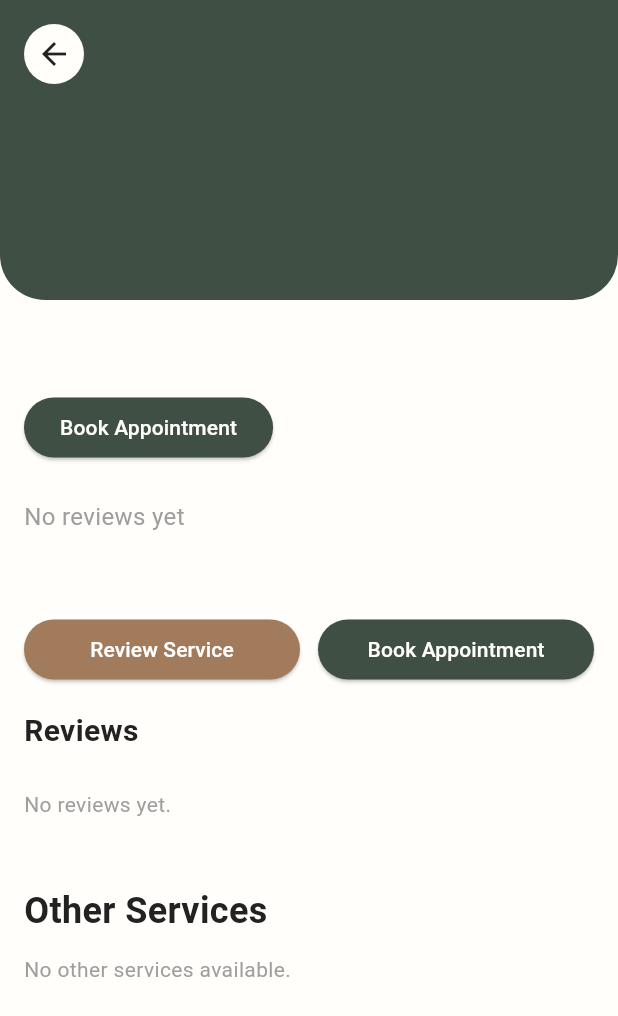
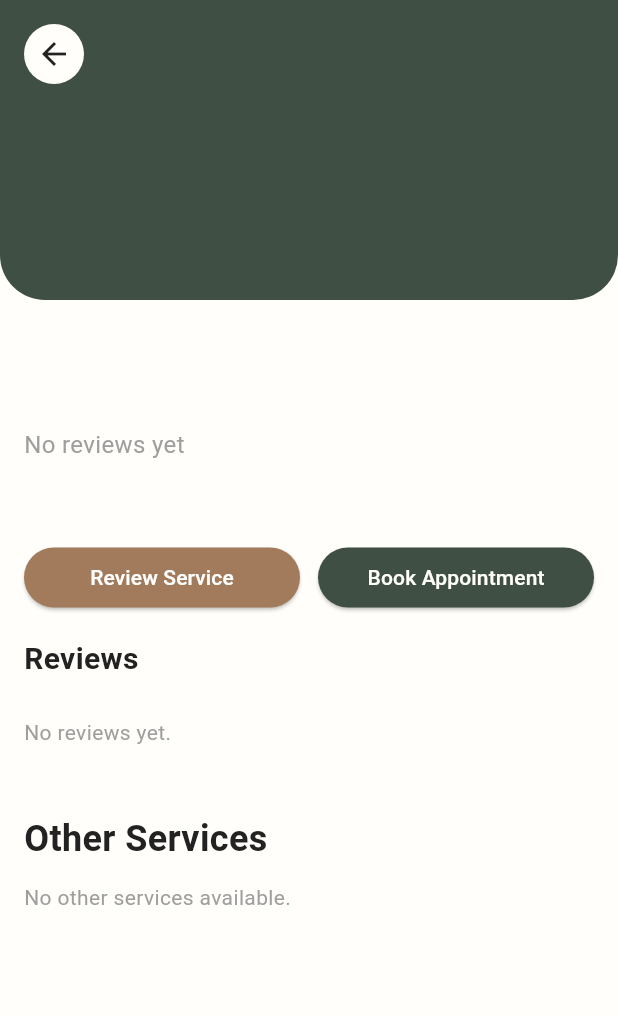
Before and after one commit to AminBihamta/homely, a Flutter app: the ServiceDetailsScreen screen opened directly with empty values, on a phone screen of 412 x 824 dp. Shown: the top 1016 px of the screen. Run offline on Flutter 3.47's test engine with Material 3 defaults, Android fonts, the phone set to English and light mode, and no system bars; our stand-ins replace cloud_firestore, firebase_auth, firebase_core; accounts and stored records are empty.

Commit message:
refactor: Remove unnecessary FutureBuilder for provider check in ServiceDetailsScreen

```diff
--- a/lib/serviceprovider/service_details_screen.dart
+++ b/lib/serviceprovider/service_details_screen.dart
@@ -236,42 +236,6 @@ class ServiceDetailsScreen extends StatelessWidget {
                             overflow: TextOverflow.ellipsis,
                           ),
                           const SizedBox(width: 12),
-                          FutureBuilder<bool>(
-                            future: _isProvider(),
-                            builder: (context, snapshot) {
-                              final isProvider = snapshot.data ?? false;
-                              if (!isProvider) {
-                                return ElevatedButton(
-                                  style: ElevatedButton.styleFrom(
-                                    backgroundColor: AppColors.primary,
-                                    shape: RoundedRectangleBorder(
-                                      borderRadius: BorderRadius.circular(20),
-                                    ),
-                                  ),
-                                  onPressed: () {
-                                    Navigator.push(
-                                      context,
-                                      MaterialPageRoute(
-                                        builder:
-                                            (_) => BookAppointmentPage(
-                                              serviceId: serviceId,
-                                              providerId: '',
-                                              serviceName: serviceName,
-                                            ),
-                                      ),
-                                    );
-                                  },
-                                  child: const Text(
-                                    "Book Appointment",
-                                    style: TextStyle(
-                                      color: AppColors.background,
-                                    ),
-                                  ),
-                                );
-                              }
-                              return const SizedBox.shrink();
-                            },
-                          ),
                           const SizedBox(height: 16),
 
                           // Average Rating Section
```
